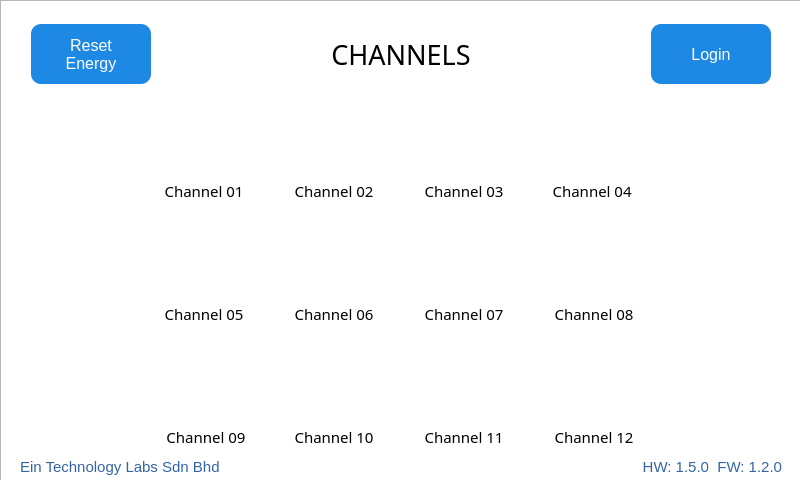
This is QT_APP/channels.ui in eSpark-Backup/nabilfesal-msm-fw as Qt 5 draws it before an edit. The edited form follows.
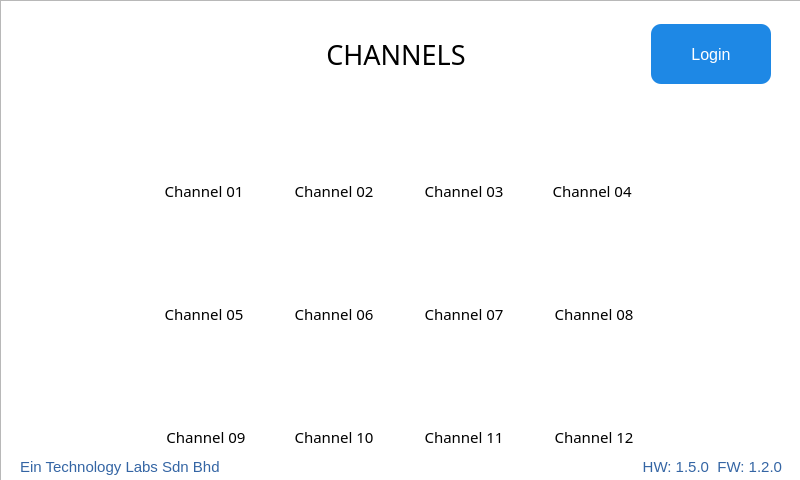
This is the edited form. The open tabs and pages were chosen to show the change. Icons and pictures are not drawn.

Commit message: Miscellaneous - FW & HW ver added in device info MQTTS packet - IMEI to check for equipment id alongside - Reset Energy btn positioned from channels to Device info UI - Non zero check added in calibration -HW get fn added in Utils

```diff
--- a/QT_APP/channels.ui
+++ b/QT_APP/channels.ui
@@ -147,7 +147,7 @@
              <number>0</number>
             </property>
             <property name="leftMargin">
-             <number>30</number>
+             <number>140</number>
             </property>
             <property name="topMargin">
              <number>18</number>
@@ -155,55 +155,6 @@
             <property name="rightMargin">
              <number>30</number>
             </property>
-            <item>
-             <widget class="QPushButton" name="resetEnergy_Btn">
-              <property name="sizePolicy">
-               <sizepolicy hsizetype="Fixed" vsizetype="Fixed">
-                <horstretch>0</horstretch>
-                <verstretch>0</verstretch>
-               </sizepolicy>
-              </property>
-              <property name="minimumSize">
-               <size>
-                <width>120</width>
-                <height>60</height>
-               </size>
-              </property>
-              <property name="maximumSize">
-               <size>
-                <width>120</width>
-                <height>60</height>
-               </size>
-              </property>
-              <property name="styleSheet">
-               <string notr="true">QPushButton {
-    background-color: #1E88E5;   /* Blue */
-    color: white;               /* White text */
-    border: none;               /* No border line */
-    border-radius: 10px;        /* Rounded corners */
-    padding: 6px 20px;          /* Spacing inside */
-    font-size: 16px;            /* Font size */
-}
-
-QPushButton:hover {
-    background-color: #1565C0;  /* Darker blue on hover */
-}
-
-QPushButton:pressed {
-    background-color: #0D47A1;  /* Darkest blue when pressed */
-}
-QPushButton:focus {
-    outline: none;                 /* Remove dotted border */
-    background-color: #074475;     /* Brighter blue highlight */
-    border: 2px solid black;       /* White glow/border */
-}</string>
-              </property>
-              <property name="text">
-               <string>Reset
-Energy</string>
-              </property>
-             </widget>
-            </item>
             <item>
              <widget class="QLabel" name="label_11">
               <property name="sizePolicy">
```
Left out of the diff: 2 changed lines with no effect on the pictures. The commit also changes 11 other files.
